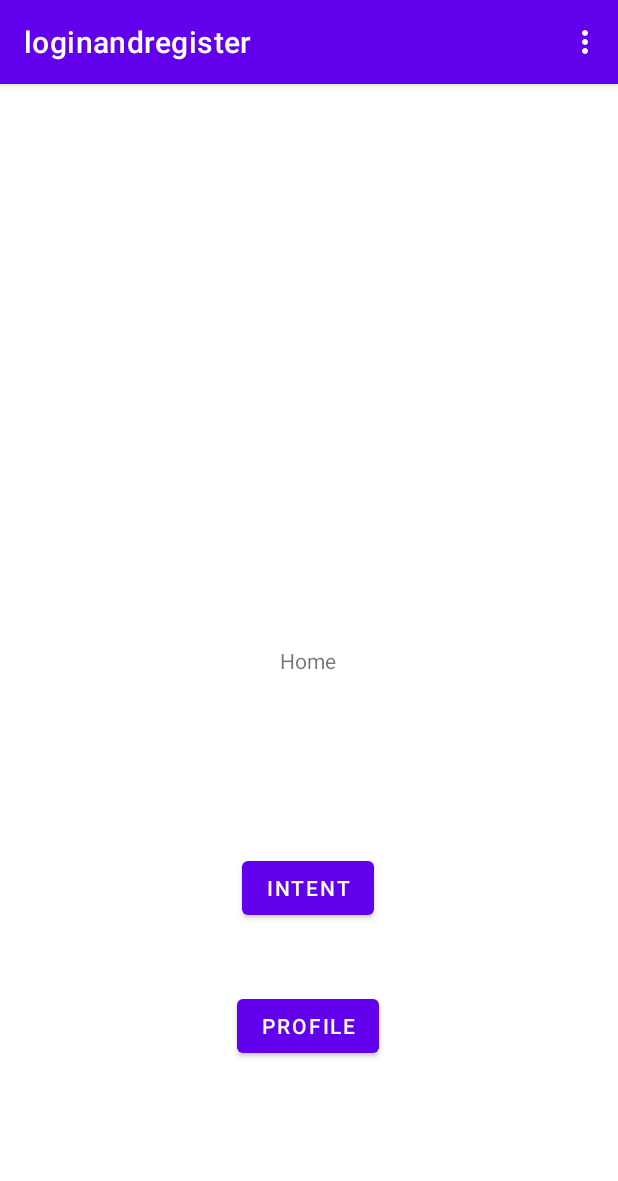
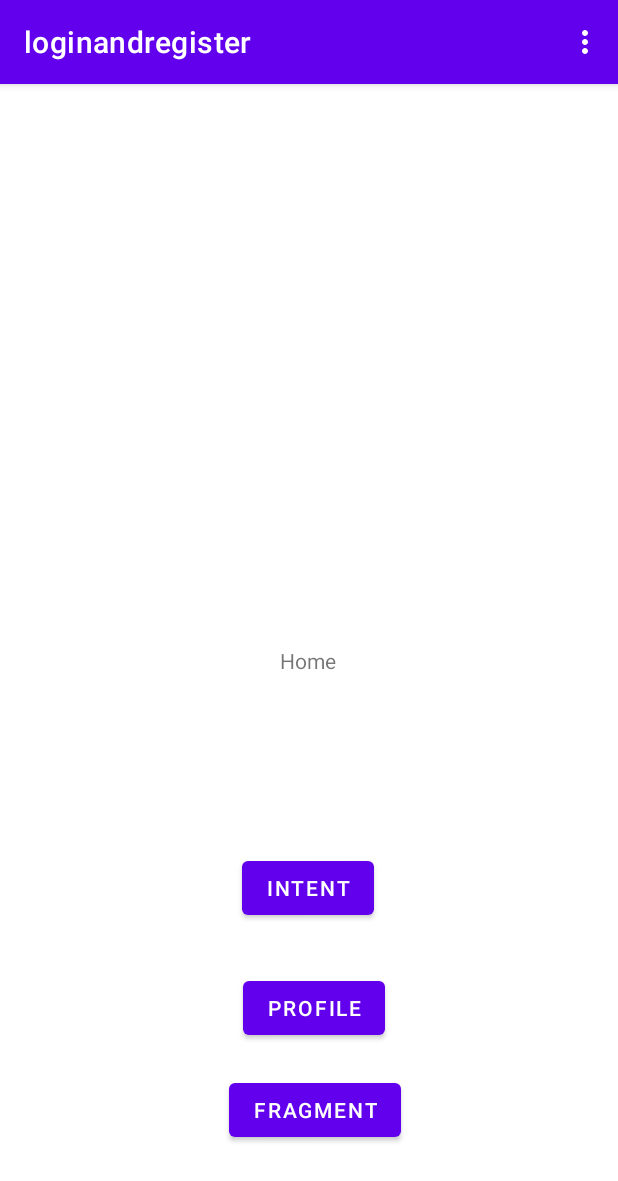
Before and after one commit to deepakumar-dev-creater/loginandregister, an Android app: the Home screen opened directly, with no data from a screen before it, on a phone screen of 412 x 824 dp. Shown: the top 1181 px of the screen. Run offline under Robolectric (Android 15) with nearby library versions, the phone set to English and light mode, and no system bars.

Commit message:
added fragmentment functionality

```diff
--- a/app/build.gradle
+++ b/app/build.gradle
@@ -32,6 +32,7 @@ dependencies {
     implementation 'androidx.appcompat:appcompat:1.4.1'
     implementation 'com.google.android.material:material:1.5.0'
     implementation 'androidx.constraintlayout:constraintlayout:2.1.3'
+    implementation 'androidx.legacy:legacy-support-v4:1.0.0'
     testImplementation 'junit:junit:4.13.2'
     androidTestImplementation 'androidx.test.ext:junit:1.1.3'
     androidTestImplementation 'androidx.test.espresso:espresso-core:3.4.0'
--- a/app/src/main/java/com/example/loginandregister/Home.java
+++ b/app/src/main/java/com/example/loginandregister/Home.java
@@ -22,9 +22,10 @@ public class Home extends AppCompatActivity {
 
 
 
-        Button btn,profile;
+        Button btn,profile,fragmnet;
         btn=findViewById(R.id.intent);
         profile=findViewById(R.id.Profile);
+        fragmnet=findViewById(R.id.fragment);
         profile.setOnClickListener(new View.OnClickListener() {
             @Override
             public void onClick(View view) {
@@ -37,6 +38,13 @@ public class Home extends AppCompatActivity {
             public void onClick(View view) {
                 Intent i =new Intent(Home.this,Intentscreen.class);
                 startActivity(i);
+            }
+        });
+
+        fragmnet.setOnClickListener(new View.OnClickListener() {
+            @Override
+            public void onClick(View view) {
+                Intent i =new Intent(Home.this,Fragmentscreen.class);
             }
         });
     }
--- a/app/src/main/res/layout/activity_home.xml
+++ b/app/src/main/res/layout/activity_home.xml
@@ -4,7 +4,9 @@
     xmlns:tools="http://schemas.android.com/tools"
     android:layout_width="match_parent"
     android:layout_height="match_parent"
-    tools:context=".Home">
+    tools:context=".Home"
+    tools:layout_editor_absoluteX="4dp"
+    tools:layout_editor_absoluteY="-63dp">
 
     <TextView
         android:id="@+id/textView3"
@@ -32,10 +34,21 @@
         android:id="@+id/Profile"
         android:layout_width="wrap_content"
         android:layout_height="wrap_content"
-        android:layout_marginBottom="116dp"
+        android:layout_marginBottom="128dp"
         android:text="Profile"
         app:layout_constraintBottom_toBottomOf="parent"
         app:layout_constraintEnd_toEndOf="parent"
-        app:layout_constraintHorizontal_bias="0.498"
+        app:layout_constraintHorizontal_bias="0.511"
+        app:layout_constraintStart_toStartOf="parent" />
+
+    <Button
+        android:id="@+id/fragment"
+        android:layout_width="wrap_content"
+        android:layout_height="wrap_content"
+        android:layout_marginBottom="60dp"
+        android:text="Fragment"
+        app:layout_constraintBottom_toBottomOf="parent"
+        app:layout_constraintEnd_toEndOf="parent"
+        app:layout_constraintHorizontal_bias="0.514"
         app:layout_constraintStart_toStartOf="parent" />
 </androidx.constraintlayout.widget.ConstraintLayout>
--- a/app/src/main/res/values/strings.xml
+++ b/app/src/main/res/values/strings.xml
@@ -1,3 +1,5 @@
 <resources>
     <string name="app_name">loginandregister</string>
+    <!-- TODO: Remove or change this placeholder text -->
+    <string name="hello_blank_fragment">Hello blank fragment</string>
 </resources>
```
Also changed, not shown: app/src/main/AndroidManifest.xml (+7 -3 lines), app/src/main/java/com/example/loginandregister/Fragmentscreen.java (added, +43 -0 lines), app/src/main/java/com/example/loginandregister/fragment1.java (added, +23 -0 lines), app/src/main/java/com/example/loginandregister/fragment2.java (added, +25 -0 lines), app/src/main/res/layout/activity_fragmentscreen.xml (added, +38 -0 lines), app/src/main/res/layout/fragment_fragment1.xml (added, +17 -0 lines), app/src/main/res/layout/fragment_fragment2.xml (added, +17 -0 lines).
